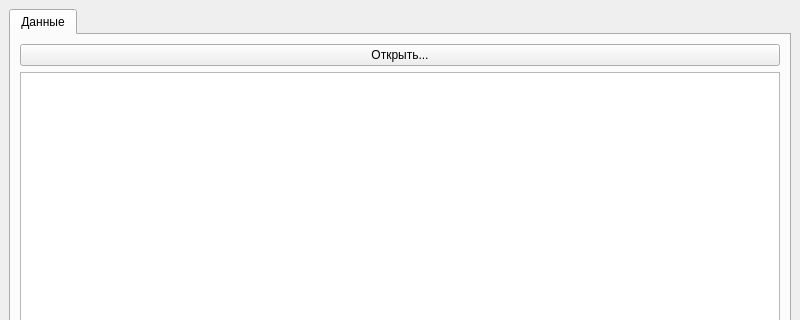
Above: mainwindow.ui from Vital31/211_331_Sokolov before the change; both pictures show x 0 to 800 and y 0 to 320 of the 800 by 600 pixel window. Below: the same form after it.
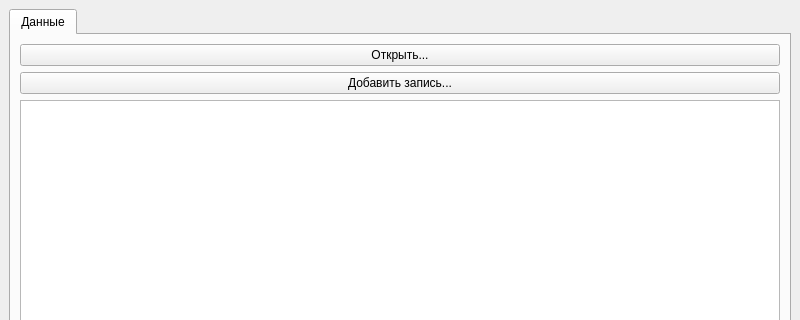
That is the form after the change.

What changed in the file:
```diff
--- a/mainwindow.ui
+++ b/mainwindow.ui
@@ -32,6 +32,13 @@
           </property>
          </widget>
         </item>
+        <item>
+         <widget class="QPushButton" name="pushButtonAddRecord">
+          <property name="text">
+           <string>Добавить запись...</string>
+          </property>
+         </widget>
+        </item>
         <item>
          <widget class="QListWidget" name="listWidgetRecords">
           <property name="sizePolicy">
```
